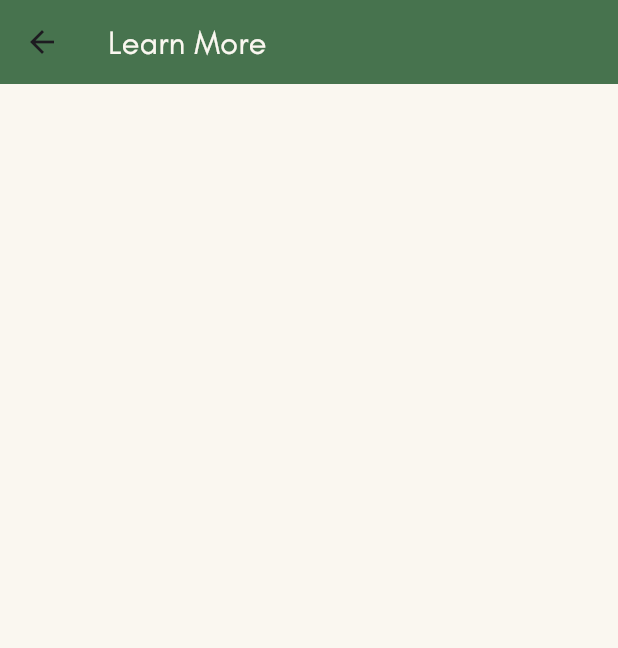
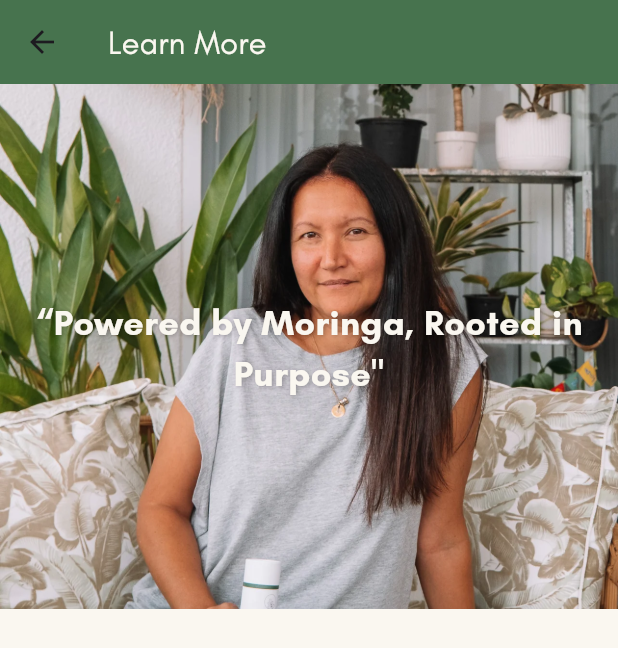
Before and after one commit to genbautista/moringa_project_app, a Flutter app: the LearnMore screen opened directly, on a phone screen of 412 x 824 dp. Shown: the top 648 px of the screen. Run offline on Flutter 3.47's test engine with Material 3 defaults, Android fonts, the phone set to English and light mode, and no system bars; network calls fail.

Commit message:
added image and text

```diff
--- a/lib/learnmore.dart
+++ b/lib/learnmore.dart
@@ -1,5 +1,4 @@
 import 'package:flutter/material.dart';
-import 'homepage.dart';
 
 class LearnMore extends StatefulWidget {
   const LearnMore({super.key});
@@ -9,7 +8,6 @@ class LearnMore extends StatefulWidget {
 }
 
 class _LearnMoreState extends State<LearnMore> {
-
   @override
   Widget build(BuildContext context) {
     return Scaffold(
@@ -25,10 +23,43 @@ class _LearnMoreState extends State<LearnMore> {
         ),
       ),
       body: SingleChildScrollView(
-        child: Column(
-
-        )
-      )
+        child: Stack(
+          children: [
+            SizedBox(
+              width: MediaQuery.of(context).size.width,
+              height: 350,
+              child: Stack(
+                alignment: Alignment.center,
+                children: [
+                  Image.asset(
+                    'assets/images/learnmore.webp',
+                    width: double.infinity,
+                    height: double.infinity,
+                    fit: BoxFit.cover,
+                  ),
+                  const Text(
+                    '“Powered by Moringa, Rooted in Purpose"',
+                    textAlign: TextAlign.center,
+                    style: TextStyle(
+                      fontFamily: 'GlacialIndifference',
+                      fontSize: 24,
+                      fontWeight: FontWeight.bold,
+                      color: Color(0xFFFAF7F0),
+                      shadows: [
+                        Shadow(
+                          blurRadius: 4,
+                          color: Colors.black26,
+                          offset: Offset(1, 1),
+                        ),
+                      ],
+                    ),
+                  ),
+                ],
+              ),
+            ),
+          ],
+        ),
+      ),
     );
   }
 }
```
